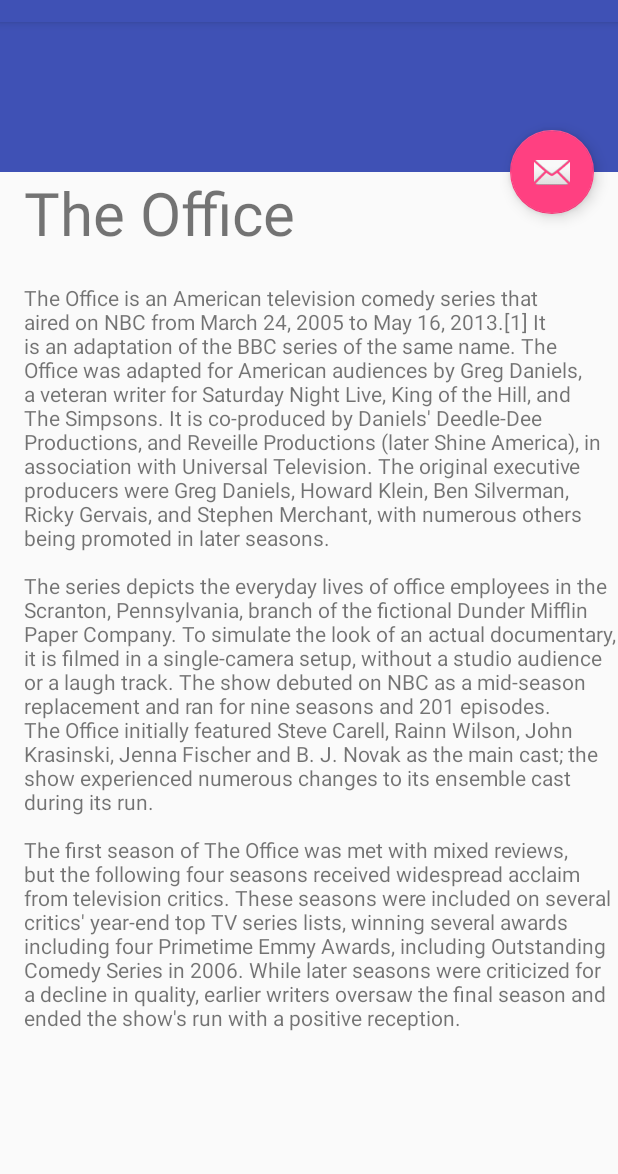
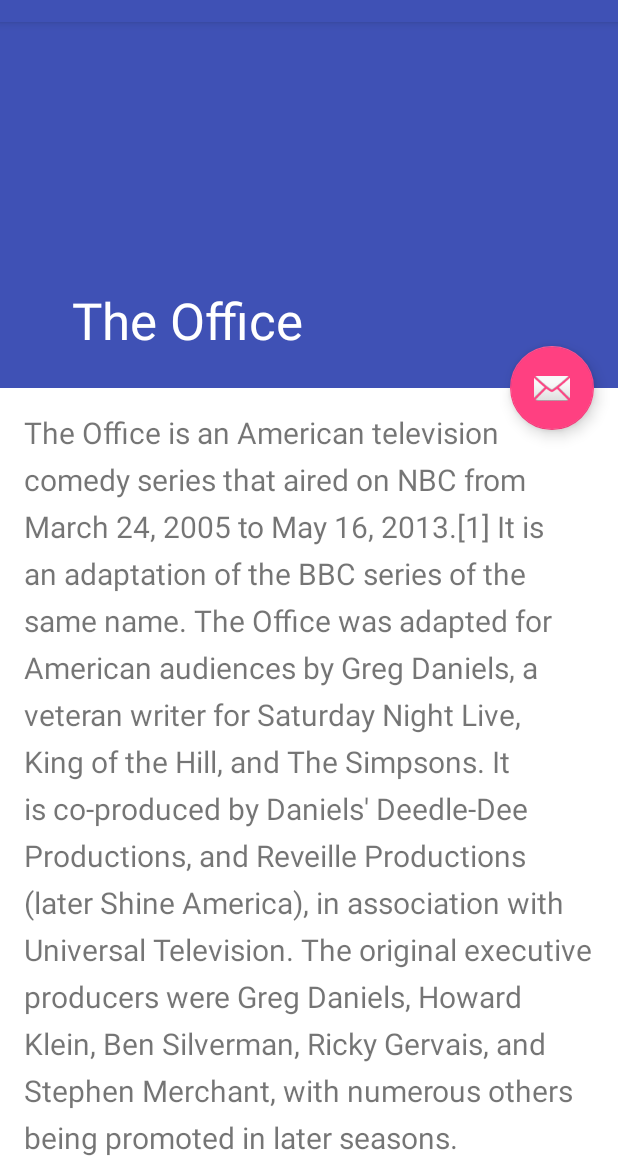
Before and after one commit to felskit/tv-tracker, an Android app: the fragment SeriesFragment shown on its own in the app's theme, on a phone screen of 412 x 824 dp, the part 62-1236 px from its top. Run offline under Robolectric (Android 15) with nearby library versions, the light colour scheme and no system bars.

Commit message:
Added image hiding animation, fixed button position

```diff
--- a/TVTracker/app/src/main/java/android/tvtracker/SeriesFragment.java
+++ b/TVTracker/app/src/main/java/android/tvtracker/SeriesFragment.java
@@ -2,6 +2,7 @@
 
 
 import android.os.Bundle;
+import android.support.design.widget.CollapsingToolbarLayout;
 import android.support.v4.app.Fragment;
 import android.tvtracker.tools.ImageDownloader;
 import android.view.LayoutInflater;
@@ -19,6 +20,7 @@
     private TextView mSeriesTitle;
     private TextView mSeriesDescription;
     private ImageView mSeriesImage;
+    private CollapsingToolbarLayout mToolbarLayout;
 
     public SeriesFragment() {
         // Required empty public constructor
@@ -34,11 +36,13 @@
 
     @Override
     public void onViewCreated(View view, Bundle savedInstanceState) {
-        mSeriesTitle = (TextView) view.findViewById(R.id.series_title);
+       // mSeriesTitle = (TextView) view.findViewById(R.id.series_title);
         mSeriesDescription = (TextView) view.findViewById(R.id.series_details);
         mSeriesImage = (ImageView) view.findViewById(R.id.series_image);
+        mToolbarLayout = (CollapsingToolbarLayout) view.findViewById(R.id.collapsing);
 
-        mSeriesTitle.setText("The Office");
+        //mSeriesTitle.setText("The Office");
+        mToolbarLayout.setTitle("The Office");
 
         mSeriesDescription.setText("The Office is an American television comedy series that aired on" +
                 " NBC from March 24, 2005 to May 16, 2013.[1] It is an adaptation of the BBC series " +
--- a/TVTracker/app/src/main/res/layout/fragment_series.xml
+++ b/TVTracker/app/src/main/res/layout/fragment_series.xml
@@ -1,70 +1,143 @@
 <?xml version="1.0" encoding="utf-8"?>
-<android.support.design.widget.CoordinatorLayout xmlns:android="http://schemas.android.com/apk/res/android"
+
+<android.support.design.widget.CoordinatorLayout
+    xmlns:android="http://schemas.android.com/apk/res/android"
     xmlns:app="http://schemas.android.com/apk/res-auto"
     android:layout_width="match_parent"
-    android:layout_height="match_parent">
+    android:layout_height="match_parent"
+    android:background="@android:color/background_light"
+    android:fitsSystemWindows="true"
+    >
 
-    <ScrollView
+    <android.support.design.widget.AppBarLayout
+        android:id="@+id/main.appbar"
         android:layout_width="match_parent"
-        android:layout_height="match_parent">
-        <LinearLayout
+        android:layout_height="300dp"
+        android:theme="@style/ThemeOverlay.AppCompat.Dark.ActionBar"
+        android:fitsSystemWindows="true"
+        >
+
+        <android.support.design.widget.CollapsingToolbarLayout
+            android:id="@+id/collapsing"
             android:layout_width="match_parent"
             android:layout_height="match_parent"
-            android:orientation="vertical">
-
-            <android.support.design.widget.AppBarLayout
-            android:id="@+id/app_bar"
-            android:layout_width="match_parent"
-            android:layout_height="100dp"
-            android:theme="@style/AppTheme.AppBarOverlay">
-
-                <android.support.design.widget.CollapsingToolbarLayout
-                android:id="@+id/toolbar_layout"
-                android:layout_width="match_parent"
-                android:layout_height="match_parent"
+            app:layout_scrollFlags="scroll|exitUntilCollapsed"
+            android:fitsSystemWindows="true"
             app:contentScrim="?attr/colorPrimary"
-                app:layout_scrollFlags="scroll|exitUntilCollapsed">
+            app:expandedTitleMarginStart="48dp"
+            app:expandedTitleMarginEnd="64dp"
+            >
 
             <ImageView
                 android:id="@+id/series_image"
                 android:layout_width="match_parent"
-                    android:layout_height="match_parent" />
+                android:layout_height="match_parent"
+                android:scaleType="centerCrop"
+                android:fitsSystemWindows="true"
+                app:layout_collapseMode="parallax"
+                />
 
+            <android.support.v7.widget.Toolbar
+                android:id="@+id/main.toolbar"
+                android:layout_width="match_parent"
+                android:layout_height="?attr/actionBarSize"
+                app:popupTheme="@style/ThemeOverlay.AppCompat.Light"
+                app:layout_collapseMode="pin"
+                />
         </android.support.design.widget.CollapsingToolbarLayout>
     </android.support.design.widget.AppBarLayout>
 
-            <LinearLayout
+    <android.support.v4.widget.NestedScrollView
         android:layout_width="match_parent"
         android:layout_height="match_parent"
         app:layout_behavior="@string/appbar_scrolling_view_behavior"
-            android:orientation="vertical">
-                <TextView
-                android:id="@+id/series_title"
-                android:layout_width="match_parent"
-                android:layout_height="wrap_content"
-                app:layout_behavior="@string/appbar_scrolling_view_behavior"
-                android:textSize="40dp"
-                android:layout_marginBottom="20dp"
-                android:layout_marginLeft="@dimen/activity_horizontal_margin"
-                android:text="The Office"/>
+        >
 
         <TextView
             android:id="@+id/series_details"
             android:layout_width="match_parent"
             android:layout_height="wrap_content"
-                app:layout_behavior="@string/appbar_scrolling_view_behavior"
-                android:layout_marginLeft="@dimen/activity_horizontal_margin" />
-            </LinearLayout>
-        </LinearLayout>
-    </ScrollView>
+            android:textSize="20sp"
+            android:lineSpacingExtra="8dp"
+            android:padding="@dimen/activity_horizontal_margin"
+            />
+    </android.support.v4.widget.NestedScrollView>
 
     <android.support.design.widget.FloatingActionButton
-        android:id="@+id/fab"
+        android:layout_height="wrap_content"
         android:layout_width="wrap_content"
-        android:layout_height="wrap_content"
-        android:layout_marginRight="@dimen/fab_margin"
+        android:layout_margin="@dimen/activity_horizontal_margin"
         android:src="@android:drawable/ic_dialog_email"
-        app:layout_anchor="@id/toolbar_layout"
-        app:layout_anchorGravity="bottom|end" />
+        app:layout_anchor="@id/main.appbar"
+        app:layout_anchorGravity="bottom|right|end"
+        />
+</android.support.design.widget.CoordinatorLayout>
 
-</android.support.design.widget.CoordinatorLayout>
+    <!--<?xml version="1.0" encoding="utf-8"?>-->
+
+    <!--<ScrollView-->
+        <!--xmlns:android="http://schemas.android.com/apk/res/android"-->
+        <!--xmlns:app="http://schemas.android.com/apk/res-auto"-->
+        <!--android:layout_width="match_parent"-->
+        <!--android:layout_height="match_parent">-->
+        <!--<android.support.design.widget.CoordinatorLayout-->
+            <!--android:layout_width="match_parent"-->
+            <!--android:layout_height="match_parent"-->
+            <!--android:orientation="vertical">-->
+
+            <!--<android.support.design.widget.AppBarLayout-->
+            <!--android:id="@+id/app_bar"-->
+            <!--android:layout_width="match_parent"-->
+            <!--android:layout_height="100dp"-->
+            <!--android:theme="@style/AppTheme.AppBarOverlay">-->
+
+                <!--<android.support.design.widget.CollapsingToolbarLayout-->
+                <!--android:id="@+id/toolbar_layout"-->
+                <!--android:layout_width="match_parent"-->
+                <!--android:layout_height="match_parent"-->
+                <!--app:contentScrim="?attr/colorPrimary"-->
+                <!--app:layout_scrollFlags="scroll|exitUntilCollapsed">-->
+
+                    <!--<ImageView-->
+                    <!--android:id="@+id/series_image"-->
+                    <!--android:layout_width="match_parent"-->
+                    <!--android:layout_height="match_parent" />-->
+
+                <!--</android.support.design.widget.CollapsingToolbarLayout>-->
+            <!--</android.support.design.widget.AppBarLayout>-->
+
+            <!--<LinearLayout-->
+            <!--android:layout_width="match_parent"-->
+            <!--android:layout_height="match_parent"-->
+            <!--app:layout_behavior="@string/appbar_scrolling_view_behavior"-->
+            <!--android:orientation="vertical">-->
+                <!--<TextView-->
+                <!--android:id="@+id/series_title"-->
+                <!--android:layout_width="match_parent"-->
+                <!--android:layout_height="wrap_content"-->
+                <!--app:layout_behavior="@string/appbar_scrolling_view_behavior"-->
+                <!--android:textSize="40dp"-->
+                <!--android:layout_marginBottom="20dp"-->
+                <!--android:layout_marginLeft="@dimen/activity_horizontal_margin"-->
+                <!--android:text="The Office"/>-->
+
+                <!--<TextView-->
+                <!--android:id="@+id/series_details"-->
+                <!--android:layout_width="match_parent"-->
+                <!--android:layout_height="wrap_content"-->
+                <!--app:layout_behavior="@string/appbar_scrolling_view_behavior"-->
+                <!--android:layout_marginLeft="@dimen/activity_horizontal_margin" />-->
+            <!--</LinearLayout>-->
+
+
+
+    <!--<android.support.design.widget.FloatingActionButton-->
+        <!--android:id="@+id/fab"-->
+        <!--android:layout_width="wrap_content"-->
+        <!--android:layout_height="wrap_content"-->
+        <!--android:layout_marginRight="@dimen/fab_margin"-->
+        <!--android:src="@android:drawable/ic_dialog_email"-->
+        <!--app:layout_anchor="@id/toolbar_layout"-->
+        <!--app:layout_anchorGravity="bottom|end" />-->
+        <!--</android.support.design.widget.CoordinatorLayout>-->
+<!--</ScrollView>-->
```
Also changed, not shown: 1 other file. Lines whose indentation alone changed are shown as unchanged.
